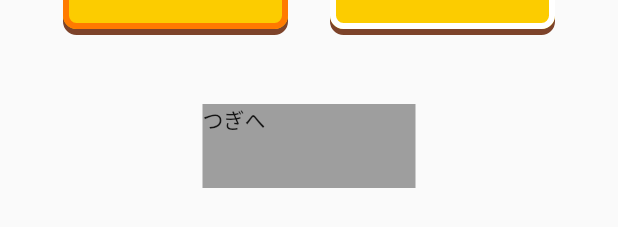
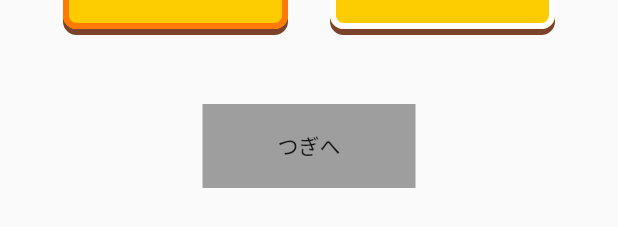
Before and after one commit to mosamosamosamosa/cocoroiki_app, a Flutter app: the TreeModal widget shown alone on an empty page, opened directly, after a tap on "いない", on a phone screen of 412 x 824 dp. Shown: the part 622-849 px from the top of the screen. Run offline on Flutter 3.47's test engine with Material 2 defaults, Android fonts, the phone set to English and light mode, and no system bars; our stand-ins replace flutter_svg; network calls fail.

Commit message:
🩹ボタン追加

```diff
--- a/lib/screens/kid/quest/tree_modal.dart
+++ b/lib/screens/kid/quest/tree_modal.dart
@@ -1,5 +1,6 @@
 import 'package:cocoroiki_app/components/select_button.dart';
 import 'package:cocoroiki_app/constants.dart';
+import 'package:cocoroiki_app/screens/kid/quest/grand_room_screen.dart';
 import 'package:flutter/material.dart';
 
 class TreeModal extends StatefulWidget {
@@ -55,13 +56,22 @@ class _TreeModalState extends State<TreeModal> {
           ),
           SizedBox(height: 50),
           selectedN || selectedY
-              ? Container(
-                  child: Text('つぎへ'),
-                  height: 56,
-                  width: 142,
-                  decoration: BoxDecoration(
-                    color: Colors.grey,
-                  ))
+              ? GestureDetector(
+                  onTap: () {
+                    Navigator.push(
+                        context,
+                        MaterialPageRoute(
+                            builder: (context) => GrandRoomScreen()));
+                  },
+                  child: Container(
+                      alignment: Alignment.center,
+                      child: Text('つぎへ'),
+                      height: 56,
+                      width: 142,
+                      decoration: BoxDecoration(
+                        color: Colors.grey,
+                      )),
+                )
               : Container()
         ],
       ),
```
